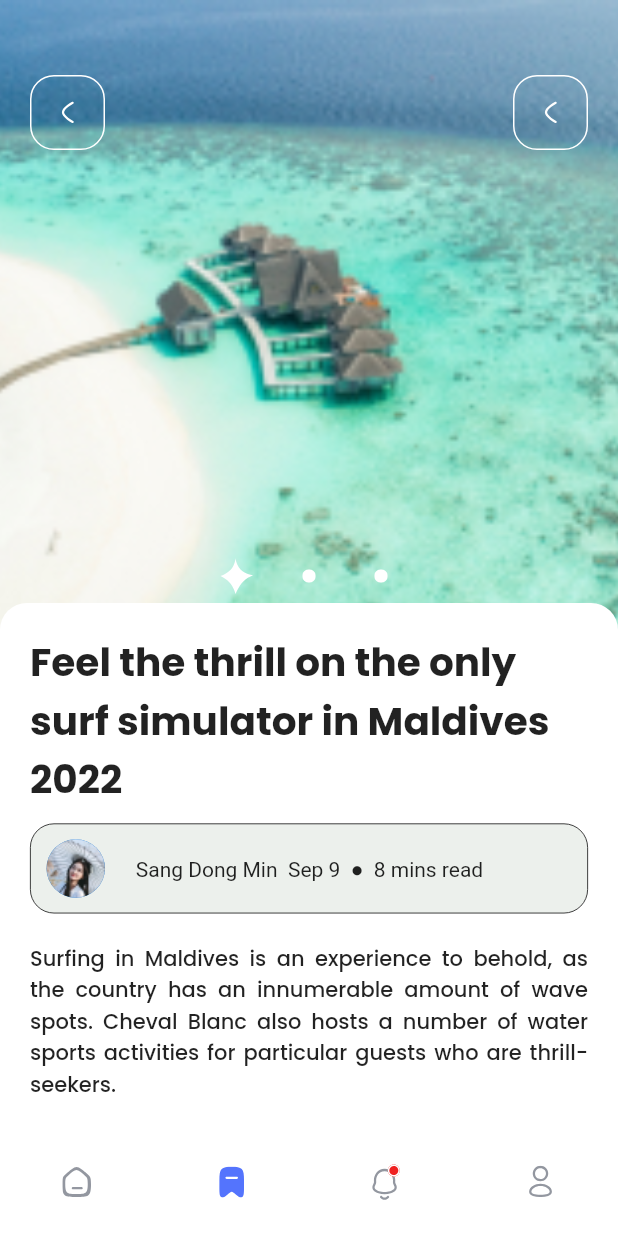
After one commit to laragrace30/news_app, a Flutter app: the screen it shows after launch, item 2 of the bottom bar chosen, on a phone screen of 412 x 824 dp. The commit adds this screen. Run offline on Flutter 3.47's test engine with Material 2 defaults, Android fonts, the phone set to English and light mode, and no system bars; drawn by our look-alikes of carousel_slider; our stand-ins replace flutter_svg, google_fonts.

Commit message:
added the news detail screen

```diff
--- /dev/null
+++ b/lib/Components/buttons.dart
@@ -0,0 +1,23 @@
+import 'package:flutter/material.dart';
+import 'package:flutter_svg/svg.dart';
+
+class Buttons extends StatelessWidget {
+  final String icons;
+  const Buttons({super.key, required this.icons});
+
+  @override
+  Widget build(BuildContext context) {
+    return Container(
+      width: 50,
+      decoration: BoxDecoration(
+          border: Border.all(color: Colors.white),
+          borderRadius: BorderRadius.circular(16)),
+      child: IconButton(
+          icon: SvgPicture.asset('assets/arrow_back_icon.svg'),
+          onPressed: () {
+            Navigator.pushNamed(context, '/my_home_page');
+          }
+          ),
+    );
+  }
+}
--- a/lib/Components/horizontal_grid.dart
+++ b/lib/Components/horizontal_grid.dart
@@ -20,9 +20,9 @@ class HorizontalGrid extends StatelessWidget {
           final cardData = cardList.cardList[index];
           return Padding(
             padding: const EdgeInsets.only(left: 5),
-            child: InkWell(
+            child: GestureDetector(
               onTap: () {
-                Navigator.pushNamed(context, '/news');
+                Navigator.pushNamed(context, '/news_detail');
               },
               child: Card(
                 shape: RoundedRectangleBorder(
@@ -84,7 +84,9 @@ class HorizontalGrid extends StatelessWidget {
                             ),
                           ),
                           trailing: GestureDetector(
-                            onTap: () {},
+                            onTap: () {
+                              Navigator.pushNamed(context, '/news_detail');
+                            },
                             child: Container(
                               padding: const EdgeInsets.all(10),
                               width: 45,
--- a/lib/main.dart
+++ b/lib/main.dart
@@ -1,23 +1,28 @@
 import 'package:flutter/material.dart';
 import 'package:flutter_svg/flutter_svg.dart';
 import 'package:news_app/screens/my_home_page.dart';
-import 'Components/styles.dart';
+import 'package:news_app/Components/styles.dart'; // Make sure to provide the correct path
+import 'package:news_app/screens/news_detail.dart';
 
 void main() {
-  runApp(
-    const MyApp(),
-  );
+  runApp(const MyApp());
 }
 
 class MyApp extends StatefulWidget {
-  const MyApp ({super.key});
+  const MyApp({Key? key}) : super(key: key);
 
   @override
-  State<MyApp> createState() => _MyAppState();
+  _MyAppState createState() => _MyAppState();
 }
 
 class _MyAppState extends State<MyApp> {
   int _selectedIndex = 0;
+  final List<Widget> _pages = [
+    const MyHomePage(),
+    const NewsDetail(),
+    // const MyProfile(),
+    // const MyProfile(),
+  ];
 
   void _onItemTapped(int index) {
     setState(() {
@@ -28,10 +33,15 @@ class _MyAppState extends State<MyApp> {
   @override
   Widget build(BuildContext context) {
     return MaterialApp(
+      routes: {
+        // '/profile': (context) => const MyProfile(),
+        '/news_detail': (context) => const NewsDetail(),
+        '/my_home_page': (context) => const MyHomePage(),
+      },
       debugShowCheckedModeBanner: false,
       home: Scaffold(
         backgroundColor: kLighterWhite,
-        body: const MyHomePage(),
+        body: _pages[_selectedIndex],
         bottomNavigationBar: BottomNavigationBar(
           elevation: 0,
           type: BottomNavigationBarType.fixed,
--- /dev/null
+++ b/lib/models/carousel_list.dart
@@ -0,0 +1,51 @@
+class Carousel {
+  final String image;
+  final String title;
+  final String author;
+  final String date;
+  final String time;
+  final String profileImage;
+  final String description;
+
+  Carousel({
+    required this.image,
+    required this.title,
+    required this.author,
+    required this.date,
+    required this.time,
+    required this.profileImage,
+    required this.description,
+  });
+}
+
+class CarouselList {
+  final List<Carousel> cardList = [
+    Carousel(
+      image: 'assets/image/Vector.png',
+      title: 'Feel the thrill on the only surf simulator in Maldives 2022',
+      author: 'Sang Dong Min',
+      date: 'Sep 9',
+      time: '8 mins read',
+      profileImage: 'assets/image/Vector1.png',
+      description: 'Surfing in Maldives is an experience to behold, as the country has an innumerable amount of wave spots. Cheval Blanc also hosts a number of water sports activities for particular guests who are thrill-seekers.',
+    ),
+    Carousel(
+      image: 'assets/image/Vector2.jpg',
+      title: 'Hong Kong wins over Wall Street CEOs after lifting strict',
+      author: 'Pan Bong',
+      date: 'Jan 3',
+      time: '8 mins read',
+      profileImage: 'assets/image/Vector3.png',
+      description: 'Hong Kong has finally secured commitments from some of the world biggest banks to participate in a long-awaited summit, as it seeks to reaffirm its status as a global financial hub.',
+    ),
+    Carousel(
+      image: 'assets/image/Vector4.png',
+      title: 'Unravel mysteries of the Maldives',
+      author: 'Keanu Carpent',
+      date: 'May 17',
+      time: '8 mins read',
+      profileImage: 'assets/image/Vector5.png',
+      description: 'Just say anything, George, say what evers natural, the first thing that comes to your mind. Take that you mutated son-of-a-bitch. My pine, why you. You space bastard, you killed a pine. You do? Yeah, its 8:00. Hey, McFly, I thought I told you never ',
+    ),
+  ];
+}
--- a/lib/models/destination_list.dart
+++ b/lib/models/destination_list.dart
@@ -27,7 +27,7 @@ class DestinationList {
       profileImage: 'assets/image/Vector1.png',
     ),
     Destination(
-      image: 'assets/image/Vector2.png',
+      image: 'assets/image/Vector2.jpg',
       title: 'Hong Kong wins over Wall Street CEOs after lifting strict ',
       author: 'Pan Bong',
       date: 'Jan 3, 2023',
--- /dev/null
+++ b/lib/screens/news_detail.dart
@@ -0,0 +1,181 @@
+import 'package:flutter/material.dart';
+import 'package:carousel_slider/carousel_slider.dart';
+import 'package:flutter_svg/flutter_svg.dart';
+
+import 'package:google_fonts/google_fonts.dart';
+import 'package:news_app/models/carousel_list.dart';
+
+import '../Components/buttons.dart';
+
+class NewsDetail extends StatefulWidget {
+  const NewsDetail({Key? key}) : super(key: key);
+
+  @override
+  _NewsDetailState createState() => _NewsDetailState();
+}
+
+class _NewsDetailState extends State<NewsDetail> {
+  int _current = 0;
+  final CarouselController _controller = CarouselController();
+  final CarouselList carouselList = CarouselList();
+
+  @override
+  Widget build(BuildContext context) {
+    return Scaffold(
+      body: Stack(
+        children: [
+          CarouselSlider.builder(
+            carouselController: _controller,
+            itemCount: carouselList.cardList.length,
+            itemBuilder: (context, index, realIndex) {
+              final curImage = carouselList.cardList[index].image;
+              return buildImage(curImage, index);
+            },
+            options: CarouselOptions(
+              viewportFraction: 1,
+              onPageChanged: (index, reason) {
+                setState(() {
+                  _current = index;
+                });
+              },
+              autoPlay: false,
+              initialPage: _current,
+              height: MediaQuery.of(context).size.height / 1.9,
+              enableInfiniteScroll: false,
+            ),
+          ),
+          const Align(
+            alignment: Alignment.topCenter,
+            child: Padding(
+              padding: EdgeInsets.symmetric(horizontal: 20, vertical: 50),
+              child: Row(
+                  mainAxisAlignment: MainAxisAlignment.spaceBetween,
+                  children: [
+                    Buttons(icons: 'assets/arrow_back_icon.svg'),
+                    Buttons(icons: 'assets/bookmark_white_icon.svg'),
+                  ]),
+            ),
+          ),
+           Align(
+            alignment: Alignment.center,
+            child: Row(
+                mainAxisSize: MainAxisSize.min,
+                mainAxisAlignment: MainAxisAlignment.center,
+                children: [
+                  IconButton(
+                      onPressed: () {
+                        _controller.animateToPage(0,
+                            duration: const Duration(milliseconds: 500));
+                      },
+                      icon: SvgPicture.asset(
+                        _current == 0
+                            ? 'assets/carousel_indicator_enabled.svg'
+                            : 'assets/carousel_indicator_disabled.svg',
+                      )),
+                  IconButton(
+                      onPressed: () {
+                        _controller.animateToPage(1,
+                            duration: const Duration(milliseconds: 500));
+                      },
+                      icon: SvgPicture.asset(
+                        _current == 1
+                            ? 'assets/carousel_indicator_enabled.svg'
+                            : 'assets/carousel_indicator_disabled.svg',
+                      )),
+                  IconButton(
+                      onPressed: () {
+                        _controller.animateToPage(2,
+                            duration: const Duration(milliseconds: 500));
+                      },
+                      icon: SvgPicture.asset(
+                        _current == 2
+                            ? 'assets/carousel_indicator_enabled.svg'
+                            : 'assets/carousel_indicator_disabled.svg',
+                      )),
+                ]),
+          ),
+          Positioned.fill(
+            top: MediaQuery.of(context).size.height / 2.05,
+            child: Container(
+              width: double.infinity,
+              height: MediaQuery.of(context).size.height / 2.25,
+              decoration: const BoxDecoration(
+                borderRadius: BorderRadius.only(
+                  topLeft: Radius.circular(18),
+                  topRight: Radius.circular(18),
+                ),
+                color: Color.fromARGB(255, 255, 255, 255),
+              ),
+              child: Padding(
+                padding: const EdgeInsets.all(20),
+                child: ListView(
+                  children: [
+                    Text(
+                      carouselList.cardList[_current].title,
+                      maxLines: 4,
+                      textAlign: TextAlign.left,
+                      style: GoogleFonts.poppins(
+                        textStyle: const TextStyle(
+                          fontSize: 26,
+                          fontWeight: FontWeight.bold,
+                        ),
+                      ),
+                    ),
+                    const SizedBox(
+                      height: 10,
+                    ),
+                    Container(
+                      padding: const EdgeInsets.all(10),
+                      height: 60,
+                      decoration: BoxDecoration(
+                        color: const Color.fromARGB(255, 236, 240, 236),
+                        border: Border.all(color: Colors.black, width: 0.5),
+                        borderRadius: BorderRadius.circular(16),
+                      ),
+                      child: Row(
+                        mainAxisAlignment: MainAxisAlignment.start,
+                        children: [
+                          CircleAvatar(
+                            backgroundImage: AssetImage(
+                                carouselList.cardList[_current].profileImage),
+                          ),
+                          const SizedBox(
+                            width: 20,
+                          ),
+                          Text(
+                            '${carouselList.cardList[_current].author}  ${carouselList.cardList[_current].date}  ●  ${carouselList.cardList[_current].time}',
+                          ),
+                        ],
+                      ),
+                    ),
+                    const SizedBox(
+                      height: 20,
+                    ),
+                    Text(
+                      carouselList.cardList[_current].description,
+                      textAlign: TextAlign.justify,
+                      style: GoogleFonts.poppins(
+                        textStyle: const TextStyle(fontWeight: FontWeight.w500),
+                      ),
+                    ),
+                  ],
+                ),
+              ),
+            ),
+          ),
+        ],
+      ),
+    );
+  }
+
+  Widget buildImage(String curImage, int index) {
+    return Container(
+      color: const Color.fromARGB(255, 255, 255, 255),
+      width: double.infinity,
+      child: Image.asset(
+        curImage,
+        fit: BoxFit.cover,
+      ),
+    );
+  }
+}
```
Also changed, not shown: assets/image/Vector2.jpg (added), assets/image/Vector2.png (deleted).
